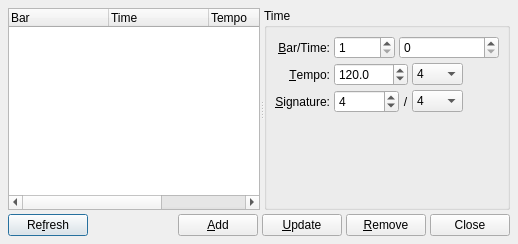
First picture: the form in src/qtractorTimeScaleForm.ui, repository rncbc/qtractor, before the edit.
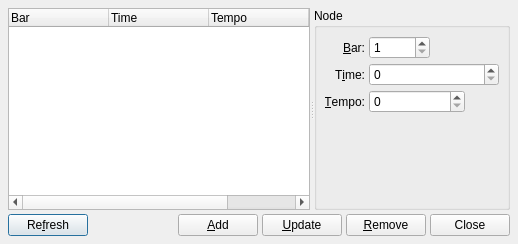
Second picture: the form after the edit. Icons and pictures are not drawn. Custom widgets are drawn as their Qt base class.

Commit message: - Custom tempo/signature spin-box widget now in place where applicable:   session properties (File/Properties...) and tempo/time-signature map   (View/Tempo Map...) dialogs.

Diff of the .ui file:
```diff
--- a/src/qtractorTimeScaleForm.ui
+++ b/src/qtractorTimeScaleForm.ui
@@ -86,13 +86,13 @@
      </widget>
      <widget class="QGroupBox" name="TimeGroupBox" >
       <property name="title" >
-       <string>Time</string>
+       <string>Node</string>
       </property>
       <layout class="QGridLayout" name="gridLayout" >
        <item row="0" column="0" >
-        <widget class="QLabel" name="FrameTextLabel" >
+        <widget class="QLabel" name="BarTextLabel" >
          <property name="text" >
-          <string>&amp;Bar/Time:</string>
+          <string>&amp;Bar:</string>
          </property>
          <property name="alignment" >
           <set>Qt::AlignRight|Qt::AlignTrailing|Qt::AlignVCenter</set>
@@ -118,7 +118,20 @@
          </property>
         </widget>
        </item>
-       <item row="0" column="2" colspan="4" >
+       <item row="1" column="0" >
+        <widget class="QLabel" name="FrameTextLabel" >
+         <property name="text" >
+          <string>T&amp;ime:</string>
+         </property>
+         <property name="alignment" >
+          <set>Qt::AlignRight|Qt::AlignTrailing|Qt::AlignVCenter</set>
+         </property>
+         <property name="buddy" >
+          <cstring>FrameSpinBox</cstring>
+         </property>
+        </widget>
+       </item>
+       <item row="1" column="1" colspan="3" >
         <widget class="qtractorTimeSpinBox" name="FrameSpinBox" >
          <property name="minimumSize" >
           <size>
@@ -131,7 +144,7 @@
          </property>
         </widget>
        </item>
-       <item row="1" column="0" >
+       <item row="2" column="0" >
         <widget class="QLabel" name="TempoTextLabel" >
          <property name="text" >
           <string>&amp;Tempo:</string>
@@ -144,190 +157,14 @@
          </property>
         </widget>
        </item>
-       <item row="1" column="1" colspan="3" >
-        <widget class="QDoubleSpinBox" name="TempoSpinBox" >
-         <property name="toolTip" >
-          <string>Tempo (BPM)</string>
-         </property>
-         <property name="decimals" >
-          <number>1</number>
-         </property>
-         <property name="minimum" >
-          <double>1.0</double>
-         </property>
-         <property name="maximum" >
-          <double>1000.0</double>
-         </property>
-         <property name="singleStep" >
-          <double>0.1</double>
-         </property>
-         <property name="value" >
-          <double>120.0</double>
-         </property>
-        </widget>
-       </item>
-       <item row="1" column="4" >
-        <widget class="QComboBox" name="BeatTypeComboBox" >
-         <property name="toolTip" >
-          <string>Tempo beat type (divisor)</string>
-         </property>
-         <property name="editable" >
-          <bool>false</bool>
-         </property>
-         <property name="currentIndex" >
-          <number>1</number>
-         </property>
-         <item>
-          <property name="text" >
-           <string>2</string>
-          </property>
-         </item>
-         <item>
-          <property name="text" >
-           <string>4</string>
-          </property>
-         </item>
-         <item>
-          <property name="text" >
-           <string>8</string>
-          </property>
-         </item>
-         <item>
-          <property name="text" >
-           <string>16</string>
-          </property>
-         </item>
-         <item>
-          <property name="text" >
-           <string>32</string>
-          </property>
-         </item>
-         <item>
-          <property name="text" >
-           <string>64</string>
-          </property>
-         </item>
-         <item>
-          <property name="text" >
-           <string>128</string>
-          </property>
-         </item>
-         <item>
-          <property name="text" >
-           <string>256</string>
-          </property>
-         </item>
-        </widget>
-       </item>
-       <item rowspan="2" row="1" column="5" >
-        <spacer>
-         <property name="orientation" >
-          <enum>Qt::Horizontal</enum>
-         </property>
-         <property name="sizeHint" >
-          <size>
-           <width>22</width>
-           <height>20</height>
-          </size>
-         </property>
-        </spacer>
-       </item>
-       <item row="2" column="0" >
-        <widget class="QLabel" name="BeatsPerBarTextLabel" >
-         <property name="text" >
-          <string>&amp;Signature:</string>
-         </property>
-         <property name="alignment" >
-          <set>Qt::AlignRight|Qt::AlignTrailing|Qt::AlignVCenter</set>
-         </property>
-         <property name="buddy" >
-          <cstring>BeatsPerBarSpinBox</cstring>
-         </property>
-        </widget>
-       </item>
        <item row="2" column="1" colspan="2" >
-        <widget class="QSpinBox" name="BeatsPerBarSpinBox" >
+        <widget class="qtractorTempoSpinBox" name="TempoSpinBox" >
          <property name="toolTip" >
           <string>Time signature (beats/bar)</string>
          </property>
-         <property name="minimum" >
-          <number>2</number>
-         </property>
-         <property name="maximum" >
-          <number>128</number>
-         </property>
-         <property name="value" >
-          <number>4</number>
-         </property>
         </widget>
        </item>
-       <item row="2" column="3" >
-        <widget class="QLabel" name="BeatDivisorTextLabel" >
-         <property name="text" >
-          <string>/</string>
-         </property>
-         <property name="alignment" >
-          <set>Qt::AlignCenter</set>
-         </property>
-         <property name="buddy" >
-          <cstring>BeatsPerBarSpinBox</cstring>
-         </property>
-        </widget>
-       </item>
-       <item row="2" column="4" >
-        <widget class="QComboBox" name="BeatDivisorComboBox" >
-         <property name="toolTip" >
-          <string>Time signature (denominator)</string>
-         </property>
-         <property name="editable" >
-          <bool>false</bool>
-         </property>
-         <property name="currentIndex" >
-          <number>1</number>
-         </property>
-         <item>
-          <property name="text" >
-           <string>2</string>
-          </property>
-         </item>
-         <item>
-          <property name="text" >
-           <string>4</string>
-          </property>
-         </item>
-         <item>
-          <property name="text" >
-           <string>8</string>
-          </property>
-         </item>
-         <item>
-          <property name="text" >
-           <string>16</string>
-          </property>
-         </item>
-         <item>
-          <property name="text" >
-           <string>32</string>
-          </property>
-         </item>
-         <item>
-          <property name="text" >
-           <string>64</string>
-          </property>
-         </item>
-         <item>
-          <property name="text" >
-           <string>128</string>
-          </property>
-         </item>
-         <item>
-          <property name="text" >
-           <string>256</string>
-          </property>
-         </item>
-        </widget>
-       </item>
-       <item row="3" column="0" colspan="6" >
+       <item row="3" column="0" colspan="4" >
         <spacer>
          <property name="orientation" >
           <enum>Qt::Vertical</enum>
@@ -453,6 +290,11 @@
    <extends>QSpinBox</extends>
    <header>qtractorSpinBox.h</header>
   </customwidget>
+  <customwidget>
+   <class>qtractorTempoSpinBox</class>
+   <extends>QSpinBox</extends>
+   <header>qtractorSpinBox.h</header>
+  </customwidget>
  </customwidgets>
  <tabstops>
   <tabstop>TimeScaleListView</tabstop>
```
Left out of the diff: 11 changed lines with no effect on the pictures. The commit also changes 6 other files.
